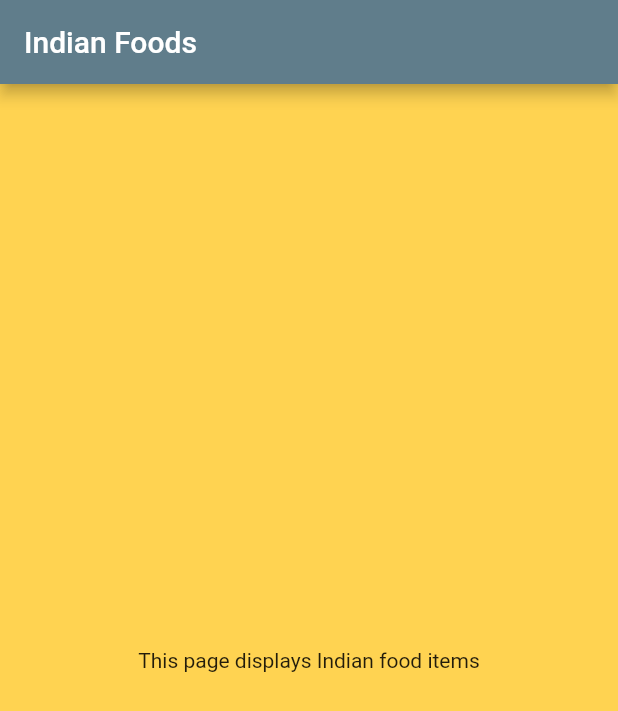
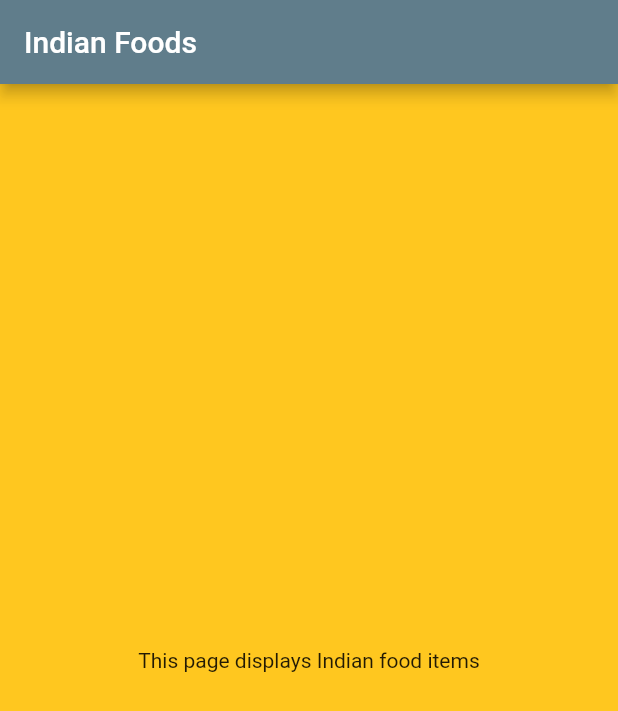
Before and after one commit to sid-Dbot/Foods, a Flutter app: the screen it shows after launch, after a tap on "Indian", on a phone screen of 412 x 824 dp. Shown: the top 711 px of the screen. Run offline on Flutter 3.47's test engine with Material 2 defaults, Android fonts, the phone set to English and light mode, and no system bars.

Commit message:
adding opaciy

```diff
--- a/lib/category_screen.dart
+++ b/lib/category_screen.dart
@@ -10,7 +10,7 @@ class CategoryScreen extends StatelessWidget {
     return MaterialApp(
       theme: ThemeData(
         primarySwatch: Colors.blueGrey,
-        canvasColor: bg_color.withOpacity(0.7),
+        canvasColor: bg_color.withOpacity(0.9),
       ),
       home: Scaffold(
         appBar: AppBar(
```
